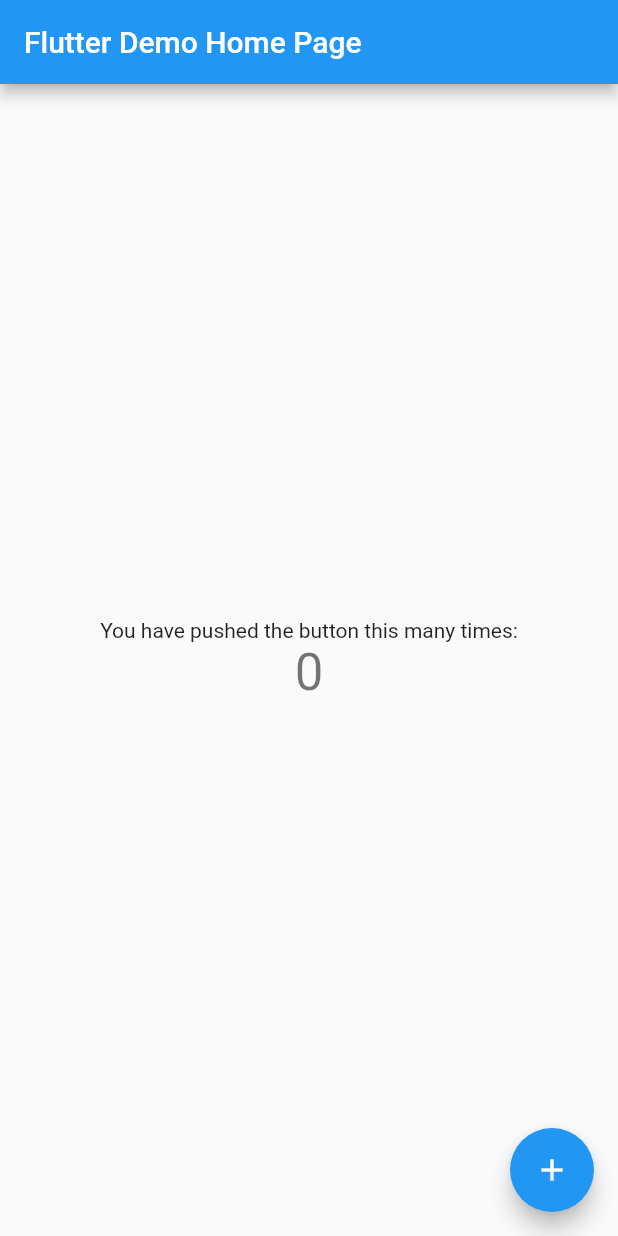
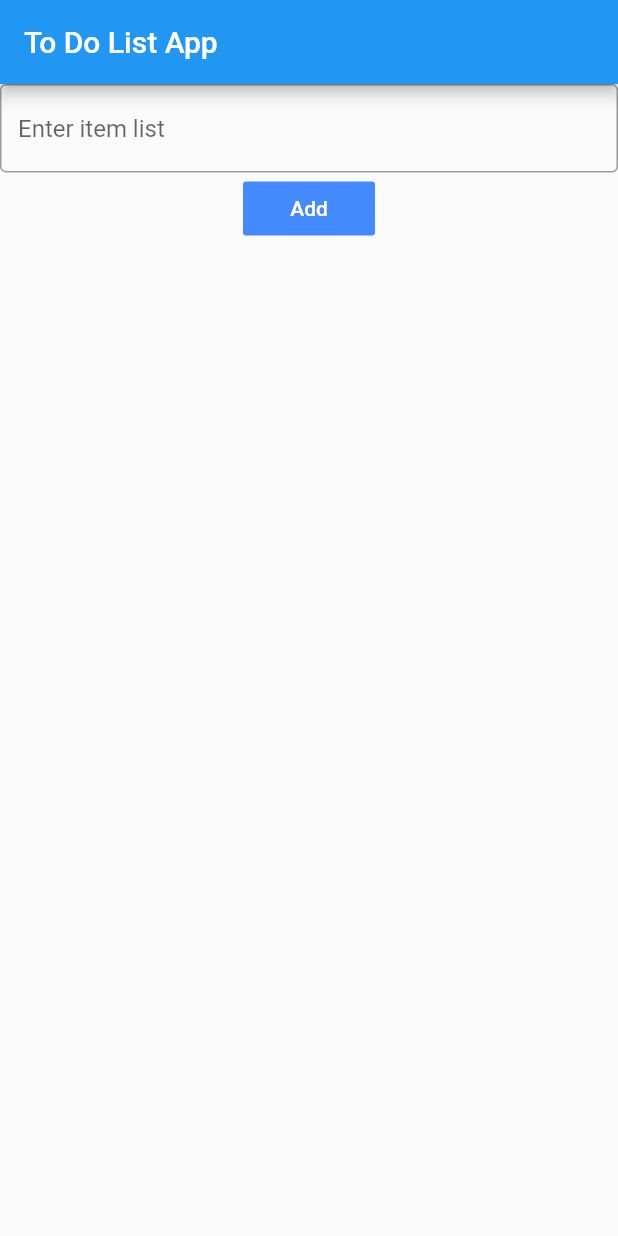
Before and after one commit to jasxir/flutter-training-todo-list, a Flutter app: the screen it shows after launch, on a phone screen of 412 x 824 dp. Run offline on Flutter 3.47's test engine with Material 2 defaults, Android fonts, the phone set to English and light mode, and no system bars; our stand-ins replace shared_preferences.

Commit message:
Added filesystem support

```diff
--- /dev/null
+++ b/lib/components/Item.dart
@@ -0,0 +1,21 @@
+class Item{
+
+  String text;
+  bool selected;
+
+  Item({this.text, this.selected});
+
+  Map toJson() => {
+    'text': text,
+    'selected': selected,
+  };
+
+  factory Item.fromJson(dynamic json) {
+    return Item(text: json['text'] as String, selected: json['selected'] as bool);
+  }
+
+  @override
+  String toString() {
+    return '{ ${this.text}, ${this.selected} }';
+  }
+}
--- a/lib/main.dart
+++ b/lib/main.dart
@@ -1,4 +1,10 @@
+import 'dart:convert';
+import 'dart:io';
+
 import 'package:flutter/material.dart';
+import 'package:path_provider/path_provider.dart';
+import 'package:shared_preferences/shared_preferences.dart';
+import 'package:todolist/components/Item.dart';
 
 void main() {
   runApp(MyApp());
@@ -26,42 +32,95 @@ class MyApp extends StatelessWidget {
         // closer together (more dense) than on mobile platforms.
         visualDensity: VisualDensity.adaptivePlatformDensity,
       ),
-      home: MyHomePage(title: 'Flutter Demo Home Page'),
+      home: ToDoList(title: 'To Do List App'),
     );
   }
 }
 
-class MyHomePage extends StatefulWidget {
-  MyHomePage({Key key, this.title}) : super(key: key);
+class Storage {
+  Future<String> get _localPath async {
+    final directory = await getApplicationDocumentsDirectory();
 
-  // This widget is the home page of your application. It is stateful, meaning
-  // that it has a State object (defined below) that contains fields that affect
-  // how it looks.
+    return directory.path;
+  }
 
-  // This class is the configuration for the state. It holds the values (in this
-  // case the title) provided by the parent (in this case the App widget) and
-  // used by the build method of the State. Fields in a Widget subclass are
-  // always marked "final".
+  Future<File> get _localFile async {
+    final path = await _localPath;
+    return File('$path/Item.txt');
+  }
+
+  Future<int> readCounter() async {
+    try {
+      final file = await _localFile;
+
+      // Read the file
+      String contents = await file.readAsString();
+
+      return int.parse(contents);
+    } catch (e) {
+      // If encountering an error, return 0
+      return 0;
+    }
+  }
+
+  Future<File> writeCounter(String jsonString) async {
+    final file = await _localFile;
+
+    // Write the file
+    return file.writeAsString(jsonString);
+  }
+}
+
+class ToDoList extends StatefulWidget {
+  ToDoList({Key key, this.title}) : super(key: key);
 
   final String title;
 
   @override
-  _MyHomePageState createState() => _MyHomePageState();
+  _ToDoListState createState() => _ToDoListState();
 }
 
-class _MyHomePageState extends State<MyHomePage> {
-  int _counter = 0;
+class _ToDoListState extends State<ToDoList> {
+  Item item =  new Item();
+  List<Item> itemList = List<Item>();
+  TextEditingController itemController = new TextEditingController();
+  final Storage storage = new Storage();
 
-  void _incrementCounter() {
+  @override
+  void initState(){
+    super.initState();
+//    _loadCounter();
+
+  }
+
+  _loadCounter() async {
+    SharedPreferences prefs = await SharedPreferences.getInstance();
+    String itemStr = prefs.getString('itemList');
     setState(() {
-      // This call to setState tells the Flutter framework that something has
-      // changed in this State, which causes it to rerun the build method below
-      // so that the display can reflect the updated values. If we changed
-      // _counter without calling setState(), then the build method would not be
-      // called again, and so nothing would appear to happen.
-      _counter++;
+      var tagObjsJson = jsonDecode(itemStr) as List;
+      itemList = tagObjsJson.map((tagJson) => Item.fromJson(tagJson)).toList();
+
     });
   }
+
+  Future<File> _addTask(String task) async {
+    SharedPreferences prefs = await SharedPreferences.getInstance();
+    String itemStr = prefs.getString('itemList');
+
+    setState(() {
+      var tagObjsJson = jsonDecode(itemStr) as List;
+      itemList = tagObjsJson.map((tagJson) => Item.fromJson(tagJson)).toList();
+
+      item =  new Item();
+      item.text = task;
+      item.selected = false;
+    });
+    itemList.add(item);
+    String jsonItem =  jsonEncode(itemList);
+    return storage.writeCounter(jsonItem);
+//    prefs.setString('itemList', jsonItem);
+  }
+
 
   @override
   Widget build(BuildContext context) {
@@ -95,23 +154,40 @@ class _MyHomePageState extends State<MyHomePage> {
           // center the children vertically; the main axis here is the vertical
           // axis because Columns are vertical (the cross axis would be
           // horizontal).
-          mainAxisAlignment: MainAxisAlignment.center,
+          crossAxisAlignment: CrossAxisAlignment.center,
           children: <Widget>[
-            Text(
-              'You have pushed the button this many times:',
+            TextField(
+              controller: itemController,
+              decoration: InputDecoration(
+                  border: OutlineInputBorder(),
+                  hintText: 'Enter item list'
+              ),
             ),
-            Text(
-              '$_counter',
-              style: Theme.of(context).textTheme.headline4,
+            FlatButton(
+              color: Colors.blueAccent,
+              textColor: Colors.white,
+              child: Text('Add'),
+              onPressed: () {
+                _addTask(itemController.text);
+              },
+            ),
+            Expanded(
+              child: ListView(
+                padding: EdgeInsets.all(8.0),
+                children: itemList.map((e) => CheckboxListTile(
+                    title: Text(e.text),
+                    value: e.selected,
+                    onChanged: (val){
+                      setState(() {
+                        e.selected = val;
+                      });
+                    })).toList(),
+              ),
             ),
           ],
         ),
+
       ),
-      floatingActionButton: FloatingActionButton(
-        onPressed: _incrementCounter,
-        tooltip: 'Increment',
-        child: Icon(Icons.add),
-      ), // This trailing comma makes auto-formatting nicer for build methods.
     );
   }
 }
--- a/pubspec.yaml
+++ b/pubspec.yaml
@@ -20,6 +20,9 @@ version: 1.0.0+1
 environment:
   sdk: ">=2.7.0 <3.0.0"
 
+dependency_overrides:
+  collection: ^1.14.12
+
 dependencies:
   flutter:
     sdk: flutter
@@ -28,6 +31,8 @@ dependencies:
   # The following adds the Cupertino Icons font to your application.
   # Use with the CupertinoIcons class for iOS style icons.
   cupertino_icons: ^0.1.3
+  shared_preferences: ^0.5.7+2
+  path_provider: ^1.6.8
 
 dev_dependencies:
   flutter_test:
```
Also changed, not shown: pubspec.lock, 1 other file.
